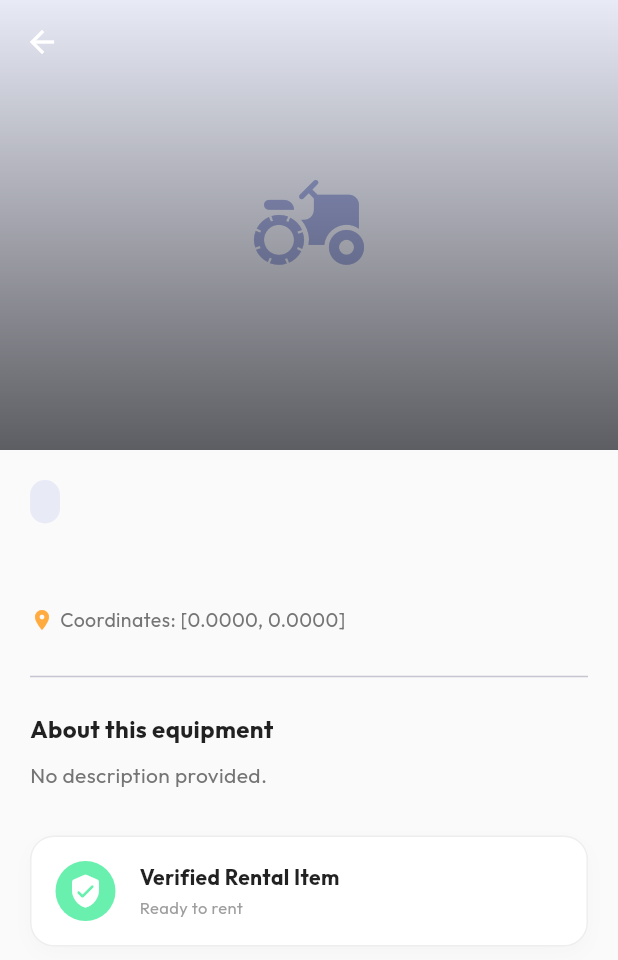
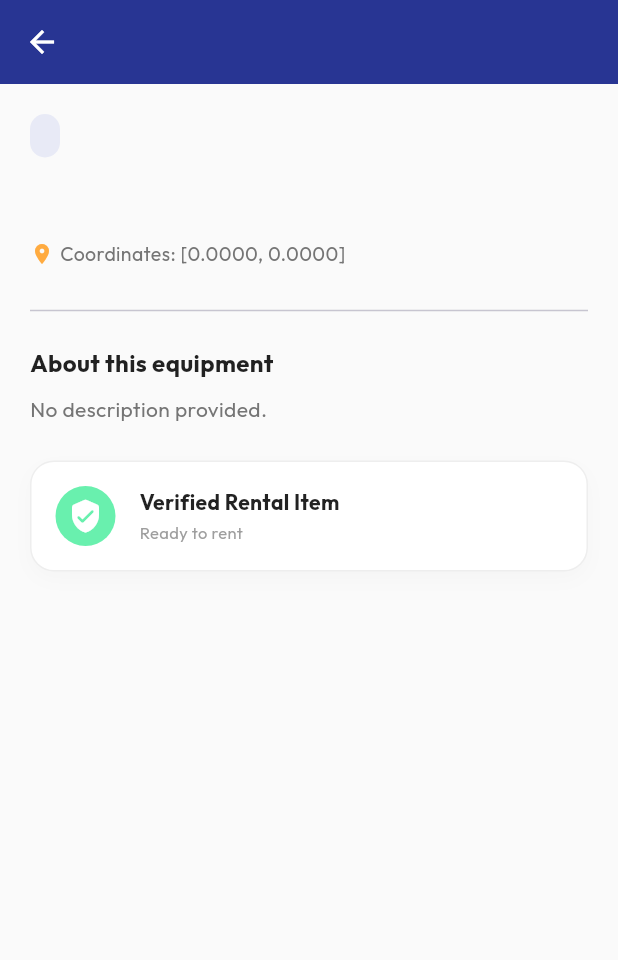
Before and after one commit to rentelagreeapp-code/coorent, a Flutter app: the EquipmentDetailView screen opened directly with empty values, on a phone screen of 412 x 824 dp. Shown: the top 960 px of the screen. Run offline on Flutter 3.47's test engine with Material 2 defaults, Android fonts, the phone set to English and light mode, and no system bars; our stand-ins replace dio, flutter_map, flutter_secure_storage, geolocator, get, google_fonts and 3 more; missing offline and left inert: flutter_map_marker_cluster; accounts and stored records are empty; network calls fail.

Commit message:
style: display images in a GridView within the EquipmentDetailView content area instead of header slider

```diff
--- a/CooRent/lib/views/dashboard/equipment_detail_view.dart
+++ b/CooRent/lib/views/dashboard/equipment_detail_view.dart
@@ -18,7 +18,6 @@ class EquipmentDetailView extends StatefulWidget {
 }
 
 class _EquipmentDetailViewState extends State<EquipmentDetailView> {
-  int _currentImageIndex = 0;
 
   @override
   Widget build(BuildContext context) {
@@ -30,73 +29,12 @@ class _EquipmentDetailViewState extends State<EquipmentDetailView> {
       backgroundColor: Colors.grey[50],
       body: CustomScrollView(
         slivers: [
-          // Collapsible Image Header
+          // Simple AppBar with Back button & title
           SliverAppBar(
-            expandedHeight: 300,
             pinned: true,
             backgroundColor: Colors.indigo[800],
             foregroundColor: Colors.white,
-            flexibleSpace: FlexibleSpaceBar(
-              background: Stack(
-                fit: StackFit.expand,
-                children: [
-                  if (images.isNotEmpty)
-                    PageView.builder(
-                      itemCount: images.length,
-                      onPageChanged: (index) {
-                        setState(() {
-                          _currentImageIndex = index;
-                        });
-                      },
-                      itemBuilder: (context, index) {
-                        return Image.network(
-                          images[index],
-                          fit: BoxFit.cover,
-                        );
-                      },
-                    )
-                  else
-                    Container(
-                      color: Colors.indigo[50],
-                      child: Icon(Icons.agriculture_rounded, size: 80, color: Colors.indigo[200]),
-                    ),
-                  // Dark bottom gradient overlay for text readability
-                  Container(
-                    decoration: BoxDecoration(
-                      gradient: LinearGradient(
-                        colors: [Colors.black.withOpacity(0.6), Colors.transparent],
-                        begin: Alignment.bottomCenter,
-                        end: Alignment.topCenter,
-                      ),
-                    ),
-                  ),
-                  // Page Indicator dots if there are multiple images
-                  if (images.length > 1)
-                    Positioned(
-                      bottom: 16,
-                      left: 0,
-                      right: 0,
-                      child: Row(
-                        mainAxisAlignment: MainAxisAlignment.center,
-                        children: List.generate(
-                          images.length,
-                          (index) => Container(
-                            margin: const EdgeInsets.symmetric(horizontal: 4),
-                            width: 8,
-                            height: 8,
-                            decoration: BoxDecoration(
-                              shape: BoxShape.circle,
-                              color: index == _currentImageIndex
-                                  ? Colors.white
-                                  : Colors.white.withOpacity(0.4),
-                            ),
-                          ),
-                        ),
-                      ),
-                    ),
-                ],
-              ),
-            ),
+            title: Text(widget.item.equipmentName),
           ),
           // Content
           SliverToBoxAdapter(
@@ -160,7 +98,50 @@ class _EquipmentDetailViewState extends State<EquipmentDetailView> {
                     widget.item.description.isNotEmpty ? widget.item.description : 'No description provided.',
                     style: TextStyle(fontSize: 14, color: Colors.grey[600], height: 1.5),
                   ),
-                  const SizedBox(height: 30),
+                  const SizedBox(height: 24),
+                  // Grid View of Photos
+                  if (images.isNotEmpty) ...[
+                    const Divider(),
+                    const SizedBox(height: 16),
+                    const Text(
+                      'Equipment Photos',
+                      style: TextStyle(fontSize: 16, fontWeight: FontWeight.bold, color: Colors.black87),
+                    ),
+                    const SizedBox(height: 12),
+                    GridView.builder(
+                      shrinkWrap: true,
+                      physics: const NeverScrollableScrollPhysics(),
+                      gridDelegate: const SliverGridDelegateWithFixedCrossAxisCount(
+                        crossAxisCount: 2,
+                        crossAxisSpacing: 12,
+                        mainAxisSpacing: 12,
+                        childAspectRatio: 1.0,
+                      ),
+                      itemCount: images.length,
+                      itemBuilder: (context, index) {
+                        return ClipRRect(
+                          borderRadius: BorderRadius.circular(16),
+                          child: Container(
+                            decoration: BoxDecoration(
+                              border: Border.all(color: Colors.grey[200]!),
+                              borderRadius: BorderRadius.circular(16),
+                            ),
+                            child: Image.network(
+                              images[index],
+                              fit: BoxFit.cover,
+                              errorBuilder: (context, error, stackTrace) {
+                                return Container(
+                                  color: Colors.indigo[50],
+                                  child: Icon(Icons.broken_image_rounded, color: Colors.indigo[200]),
+                                );
+                              },
+                            ),
+                          ),
+                        );
+                      },
+                    ),
+                    const SizedBox(height: 24),
+                  ],
                   // Verification & Date row
                   Container(
                     padding: const EdgeInsets.all(16),
```
